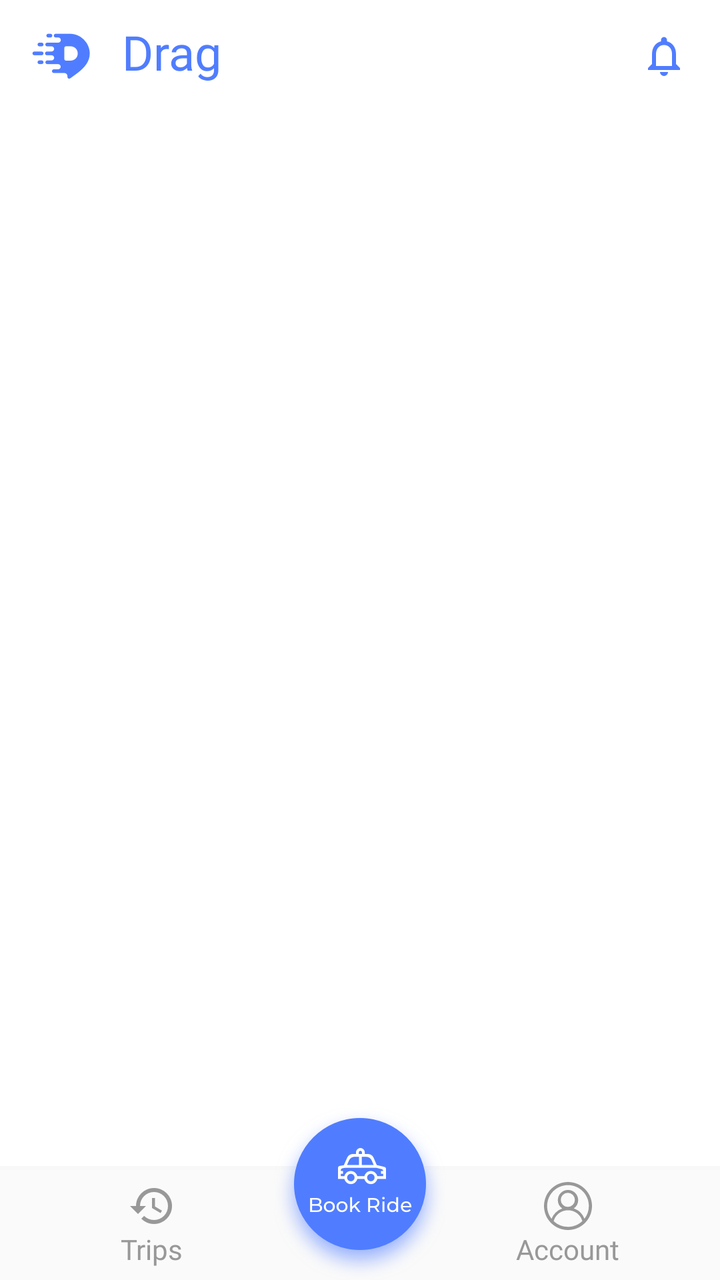
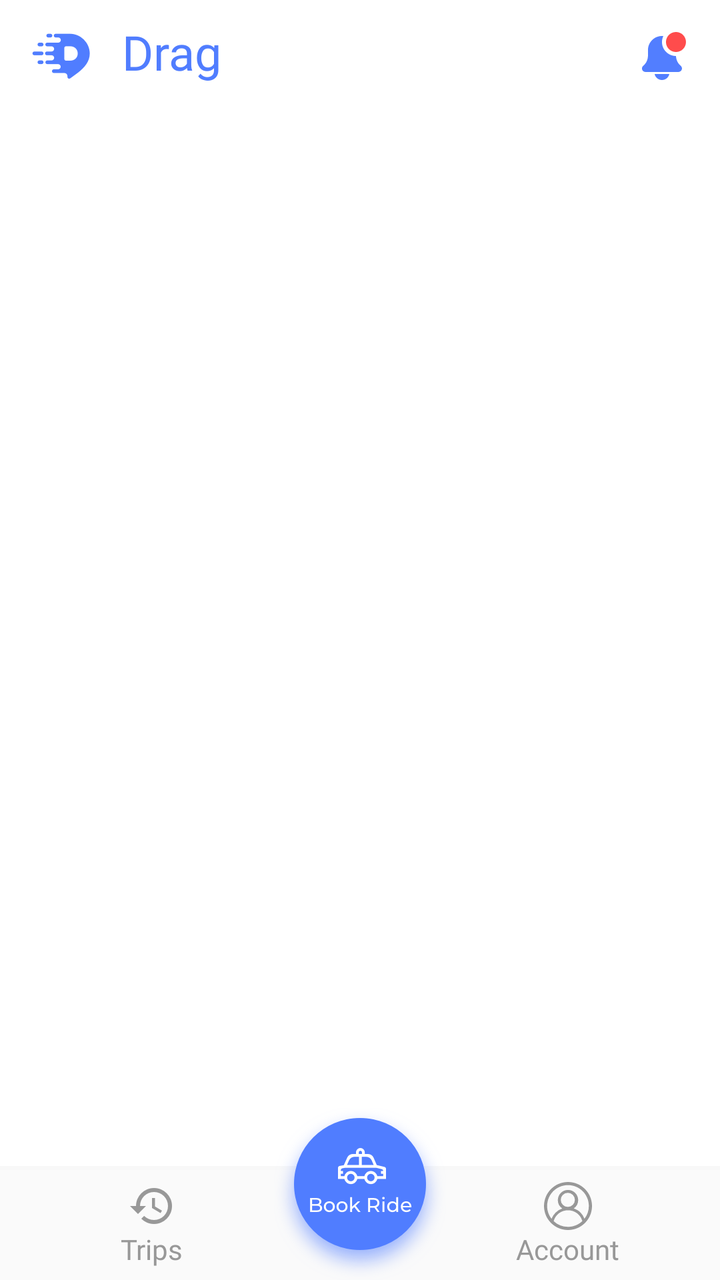

Two renders of the same Android screen: before a commit and after it. Below are the layout's source before the change and the commit's diff.
<!-- AndroidManifest.xml: application theme AppTheme -->
<!-- res/layout/activity_main.xml -->
<LinearLayout xmlns:android="http://schemas.android.com/apk/res/android"
    xmlns:app="http://schemas.android.com/apk/res-auto"
    android:layout_width="match_parent"
    android:layout_height="match_parent"
    android:background="@color/white"
    android:fitsSystemWindows="true"
    android:orientation="vertical">

    <LinearLayout
        android:layout_width="match_parent"
        android:layout_height="wrap_content"
        android:background="@color/white">

        <ImageView
            android:layout_width="wrap_content"
            android:layout_height="match_parent"
            android:layout_gravity="center_vertical"
            android:contentDescription="@string/app_name"
            android:paddingStart="16dp"
            android:paddingEnd="16dp"
            android:src="@drawable/ic_main_logo" />

        <TextView
            android:id="@+id/main_title"
            style="@style/TextStyle23"
            android:layout_width="0dp"
            android:layout_height="?attr/actionBarSize"
            android:layout_weight="1"
            android:gravity="center_vertical"
            android:paddingBottom="4dp"
            android:text="@string/app_name" />

        <ImageButton
            android:id="@+id/main_notifications"
            android:layout_width="?attr/actionBarSize"
            android:layout_height="?attr/actionBarSize"
            android:background="@color/white"
            android:contentDescription="@string/notifications"
            android:src="@drawable/ic_notifications" />

    </LinearLayout>

    <android.support.design.widget.CoordinatorLayout
        android:layout_width="match_parent"
        android:layout_height="match_parent"
        android:orientation="vertical">

        <android.support.v4.widget.NestedScrollView
            android:id="@+id/main_nested_scroll"
            android:layout_width="match_parent"
            android:layout_height="match_parent"
            android:scrollbars="none"
            android:scrollingCache="true">

            <FrameLayout
                android:id="@+id/main_content_frame"
                android:layout_width="match_parent"
                android:layout_height="wrap_content"
                android:paddingBottom="72dp" />

        </android.support.v4.widget.NestedScrollView>

        <LinearLayout
            android:layout_width="match_parent"
            android:layout_height="wrap_content"
            android:layout_gravity="bottom"
            android:background="@color/white_three"
            android:orientation="vertical">

            <View
                android:layout_width="match_parent"
                android:layout_height="2dp"
                android:background="#05989898" />

            <LinearLayout
                android:layout_width="match_parent"
                android:layout_height="wrap_content"
                android:background="@color/white_three"
                android:orientation="horizontal">

                <LinearLayout
                    android:id="@+id/main_trips"
                    android:layout_width="0dp"
                    android:layout_height="wrap_content"
                    android:layout_weight="1"
                    android:background="?attr/selectableItemBackgroundBorderless"
                    android:clickable="true"
                    android:focusable="true"
                    android:gravity="center"
                    android:orientation="vertical"
                    android:paddingTop="6dp"
                    android:paddingBottom="6dp">

                    <ImageButton
                        android:layout_width="wrap_content"
                        android:layout_height="wrap_content"
                        android:background="@android:color/transparent"
                        android:contentDescription="@string/trips"
                        android:src="@drawable/ic_trips" />

                    <TextView
                        style="@style/TextStyle11"
                        android:layout_width="wrap_content"
                        android:layout_height="wrap_content"
                        android:text="@string/trips" />

                </LinearLayout>

                <View
                    android:layout_width="?attr/actionBarSize"
                    android:layout_height="0dp" />

                <LinearLayout
                    android:id="@+id/main_account"
                    android:layout_width="0dp"
                    android:layout_height="wrap_content"
                    android:layout_weight="1"
                    android:background="?attr/selectableItemBackgroundBorderless"
                    android:clickable="true"
                    android:focusable="true"
                    android:gravity="center"
                    android:orientation="vertical"
                    android:paddingTop="6dp"
                    android:paddingBottom="6dp">

                    <ImageButton
                        android:layout_width="wrap_content"
                        android:layout_height="wrap_content"
                        android:background="@android:color/transparent"
                        android:contentDescription="@string/account"
                        app:srcCompat="@drawable/ic_account" />

                    <TextView
                        style="@style/TextStyle11"
                        android:layout_width="wrap_content"
                        android:layout_height="wrap_content"
                        android:text="@string/account" />

                </LinearLayout>

            </LinearLayout>

        </LinearLayout>

        <ImageButton
            android:id="@+id/main_book_ride"
            android:layout_width="wrap_content"
            android:layout_height="wrap_content"
            android:layout_gravity="bottom|center"
            android:background="@android:color/transparent"
            android:contentDescription="@string/book_ride"
            android:src="@drawable/ic_book_ride" />

    </android.support.design.widget.CoordinatorLayout>

</LinearLayout>
<!-- resources referenced by this layout -->
<resources>
  <color name="white">#ffffff</color>
  <color name="white_three">#fafafa</color>
  <!-- drawable ic_account (drawable) -->
  <vector xmlns:android="http://schemas.android.com/apk/res/android"
      android:width="24dp"
      android:height="24dp"
      android:viewportWidth="24"
      android:viewportHeight="24">
      <path
          android:fillColor="#989898"
          android:fillType="nonZero"
          android:pathData="M3.765,18.401a8.784,8.784 0,0 1,2.023 -3.078,8.752 8.752,0 0,1 3.338,-2.094 5.077,5.077 0,0 1,-2.205 -4.185c0,-2.801 2.278,-5.08 5.079,-5.08 2.8,0 5.08,2.279 5.08,5.08a5.077,5.077 0,0 1,-2.206 4.185c1.243,0.429 2.382,1.03 3.338,1.987a8.76,8.76 0,0 1,2.027 3.15,10.383 10.383,0 0,0 2.177,-6.378c0,-5.76 -4.669,-10.428 -10.428,-10.428 -5.76,0 -10.428,4.669 -10.428,10.428 0,2.418 0.823,4.644 2.205,6.413zM4.825,19.567a10.392,10.392 0,0 0,7.163 2.849c2.783,0 5.312,-1.09 7.182,-2.867 -0.837,-3.153 -3.734,-5.426 -7.17,-5.426 -3.442,0 -6.344,2.282 -7.174,5.444zM11.912,12.46a3.532,3.532 0,0 0,3.528 -3.528,3.532 3.532,0 0,0 -3.528,-3.528 3.532,3.532 0,0 0,-3.528 3.528,3.532 3.532,0 0,0 3.528,3.528zM12,24C5.373,24 0,18.627 0,12S5.373,0 12,0s12,5.373 12,12 -5.373,12 -12,12z" />
  </vector>
  <!-- drawable ic_book_ride: png bitmap (drawable-hdpi, 13701 bytes) -->
  <!-- drawable ic_main_logo: png bitmap (drawable-hdpi, 1274 bytes) -->
  <!-- drawable ic_notifications: png bitmap (drawable-hdpi, 635 bytes) -->
  <!-- drawable ic_trips: png bitmap (drawable-hdpi, 1087 bytes) -->
  <string name="account">Account</string>
  <string name="app_name">Drag</string>
  <string name="book_ride">Book Ride</string>
  <string name="notifications">Notifications</string>
  <string name="trips">Trips</string>
  <style name="TextStyle11">
          <item name="android:textSize">14sp</item>
          <item name="android:textColor">@color/warm_grey</item>
          <item name="android:fontFamily">@font/montserrat_medium</item>
      </style>
  <style name="TextStyle23">
          <item name="android:textSize">24sp</item>
          <item name="android:textColor">@color/lightish_blue</item>
          <item name="android:fontFamily">@font/montserrat_medium</item>
      </style>
  <style name="AppTheme" parent="Theme.AppCompat.Light.DarkActionBar">
          <item name="colorPrimary">@color/colorPrimary</item>
          <item name="colorPrimaryDark">@color/colorPrimaryDark</item>
          <item name="colorAccent">@color/colorAccent</item>
          <item name="windowActionBar">false</item>
          <item name="windowNoTitle">true</item>
      </style>
  <color name="warm_grey">#989898</color>
  <color name="lightish_blue">#507dff</color>
  <color name="colorPrimary">#507dff</color>
  <color name="colorPrimaryDark">#527eff</color>
  <color name="colorAccent">#507dff</color>
</resources>

<!-- the commit's change to res/layout/activity_main.xml (unified diff, before → after) -->
@@ -36,7 +36,7 @@
             android:layout_height="?attr/actionBarSize"
             android:background="@color/white"
             android:contentDescription="@string/notifications"
-            android:src="@drawable/ic_notifications" />
+            app:srcCompat="@drawable/ic_notifications" />
 
     </LinearLayout>
 
<!-- resource entries referenced after the edit -->
@@ -15,7 +15,22 @@
   </vector>
   <!-- drawable ic_book_ride: png bitmap (drawable-hdpi, 13701 bytes) -->
   <!-- drawable ic_main_logo: png bitmap (drawable-hdpi, 1274 bytes) -->
-  <!-- drawable ic_notifications: png bitmap (drawable-hdpi, 635 bytes) -->
+  <!-- drawable ic_notifications (drawable) -->
+  <vector xmlns:android="http://schemas.android.com/apk/res/android"
+      android:width="24dp"
+      android:height="24dp"
+      android:viewportWidth="512"
+      android:viewportHeight="512">
+      <path
+          android:fillColor="#527eff"
+          android:pathData="m234.344,512c38.637,0 70.957,-27.543 78.379,-64h-156.758c7.426,36.457 39.746,64 78.379,64zM234.344,512" />
+      <path
+          android:fillColor="#527eff"
+          android:pathData="m383.934,255.98c-0.086,0 -0.172,0.02 -0.258,0.02 -82.324,0 -149.332,-66.988 -149.332,-149.332 0,-22.637 5.207,-44.035 14.273,-63.277 -4.695,-0.445 -9.453,-0.723 -14.273,-0.723 -82.473,0 -149.332,66.855 -149.332,149.332v59.477c0,42.219 -18.496,82.07 -50.945,109.504 -10.816,9.238 -15.617,23.957 -11.734,38.316 4.523,16.703 21.035,27.371 38.359,27.371h347.199c18.176,0 35.309,-11.777 38.996,-29.59 2.859,-13.781 -2.047,-27.543 -12.734,-36.523 -31.02,-26.004 -48.961,-64.215 -50.219,-104.574zM383.934,255.98" />
+      <path
+          android:fillColor="#ff4c4c"
+          android:pathData="m490.344,106.668c0,58.91 -47.754,106.664 -106.668,106.664 -58.91,0 -106.664,-47.754 -106.664,-106.664 0,-58.91 47.754,-106.668 106.664,-106.668 58.914,0 106.668,47.758 106.668,106.668zM490.344,106.668" />
+  </vector>
   <!-- drawable ic_trips: png bitmap (drawable-hdpi, 1087 bytes) -->
   <string name="account">Account</string>
   <string name="app_name">Drag</string>
